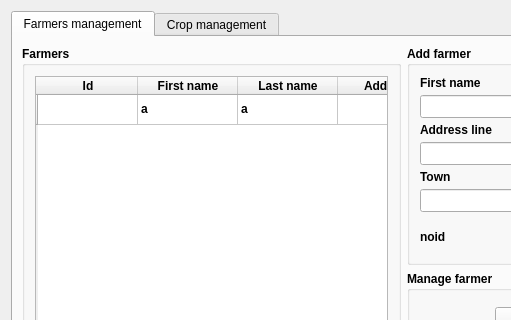
Old version of the form gui/lpc_team/farmer_manager_new.ui in the repository franciscocamellon/lallemand_plant_care; both pictures show x 0 to 511 and y 0 to 320 of the 840 by 590 pixel window.
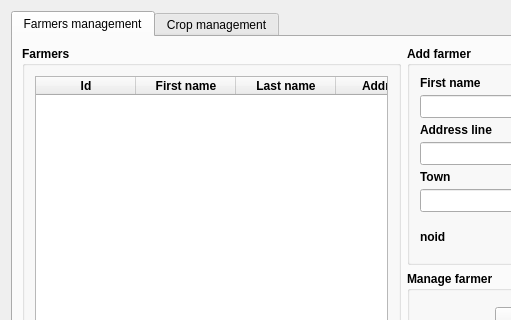
New version of the form. The open tabs and pages were chosen to show the change. Icons and pictures are not drawn.

```diff
--- a/gui/lpc_team/farmer_manager_new.ui
+++ b/gui/lpc_team/farmer_manager_new.ui
@@ -94,11 +94,6 @@
               <property name="sortingEnabled">
                <bool>true</bool>
               </property>
-              <row>
-               <property name="text">
-                <string/>
-               </property>
-              </row>
               <column>
                <property name="text">
                 <string>Id</string>
@@ -144,16 +139,6 @@
                 <string>Update date</string>
                </property>
               </column>
-              <item row="0" column="1">
-               <property name="text">
-                <string>a</string>
-               </property>
-              </item>
-              <item row="0" column="2">
-               <property name="text">
-                <string>a</string>
-               </property>
-              </item>
              </widget>
             </item>
            </layout>
```
Left out of the diff: 12 changed lines with no effect on the pictures.
